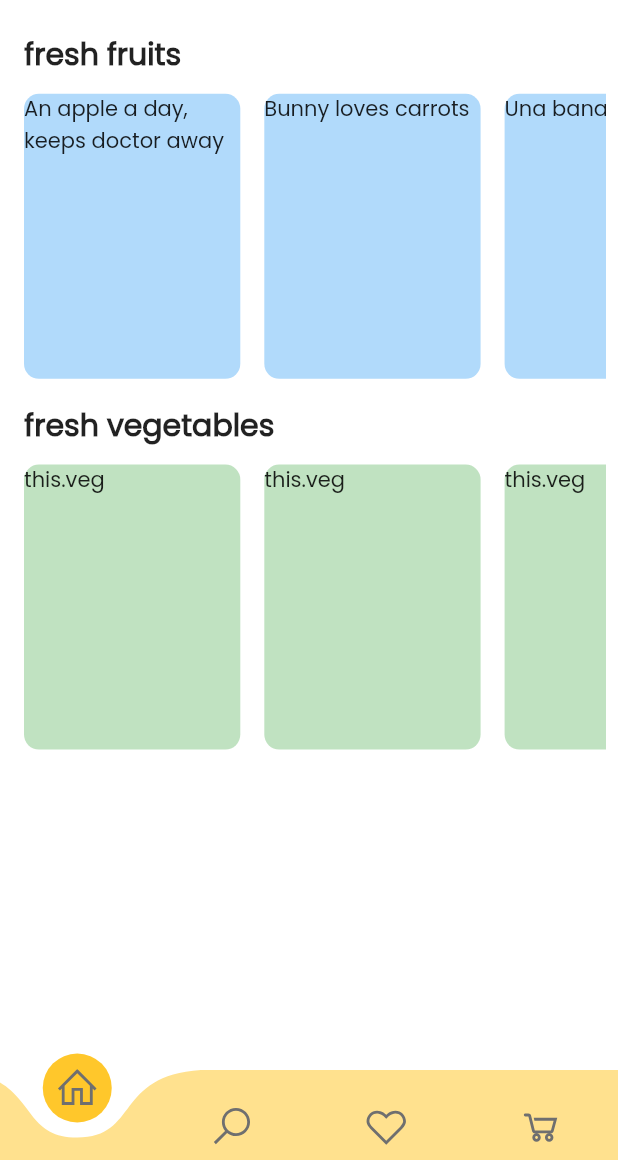
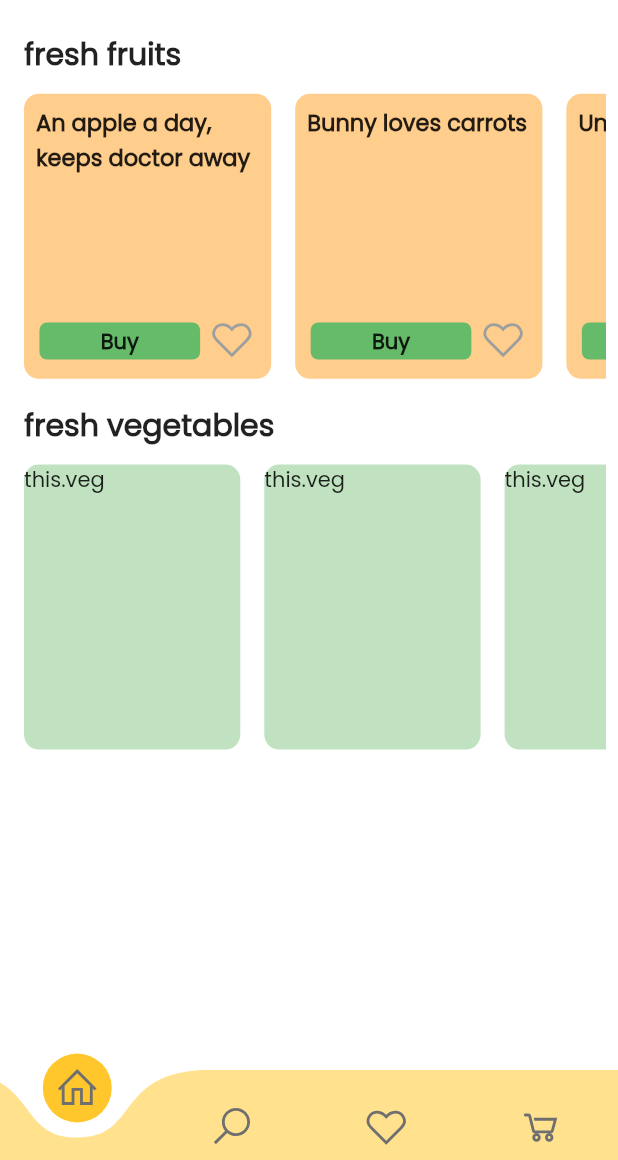
Before and after one commit to dwvicy/fruti, a Flutter app: the screen it shows after launch, swiped to page 2, on a phone screen of 412 x 824 dp, the part 76-1236 px from its top. Run offline on Flutter 3.47's test engine with Material 2 defaults, Android fonts, the phone set to English and light mode, and no system bars; drawn by our look-alikes of curved_navigation_bar, like_button; our stand-ins replace carousel_slider, line_icons.

Commit message:
feat: buy buttons

```diff
--- a/lib/constants/fruitCard.dart
+++ b/lib/constants/fruitCard.dart
@@ -1,4 +1,7 @@
 import 'package:flutter/material.dart';
+import 'package:fruti/constants/AppTheme.dart';
+import 'package:like_button/like_button.dart';
+import 'package:line_icons/line_icons.dart';
 
 class FruitCard extends StatefulWidget {
   final String title;
@@ -17,13 +20,75 @@ class _FruitCardState extends State<FruitCard> {
       padding: const EdgeInsets.all(8.0),
       child: GestureDetector(
         onTap: () {
-          Navigator.pushNamed(context, '/fruit');
+          Navigator.pushNamed(context, '/');
         },
         child: Container(
-          width: MediaQuery.of(context).size.width * 0.35,
-          child: Text(widget.title),
+          width: MediaQuery.of(context).size.width * 0.4,
+          child: Stack(children: [
+            Padding(
+              padding: const EdgeInsets.all(8.0),
+              child: Text(
+                widget.title,
+                style: TextStyle(fontWeight: FontWeight.w600, fontSize: 15),
+              ),
+            ),
+            Positioned(
+              top: MediaQuery.of(context).size.height * 0.185,
+              left: MediaQuery.of(context).size.width * 0.025,
+              child: Container(
+                width: MediaQuery.of(context).size.width * 0.26,
+                height: MediaQuery.of(context).size.height * 0.03,
+                decoration: BoxDecoration(
+                    shape: BoxShape.rectangle,
+                    color: Colors.green[400],
+                    borderRadius: BorderRadius.circular(5)),
+                child: Padding(
+                    padding: const EdgeInsets.all(3.0),
+                    child: Text(
+                      'Buy',
+                      textAlign: TextAlign.center,
+                      style: TextStyle(fontWeight: FontWeight.bold),
+                    )),
+              ),
+            ),
+            Positioned(
+              top: MediaQuery.of(context).size.height * 0.18,
+              left: MediaQuery.of(context).size.width * 0.3,
+              child: LikeButton(
+                size: 30,
+                circleColor:
+                    CircleColor(start: AppTheme.lightYellow, end: Colors.pink),
+                bubblesColor: BubblesColor(
+                  dotPrimaryColor: Colors.pink,
+                  dotSecondaryColor: AppTheme.lightGreen,
+                ),
+                likeBuilder: (bool isLiked) {
+                  return Icon(
+                    LineIcons.heart,
+                    color: isLiked ? Colors.pink : Colors.grey,
+                    size: 30,
+                  );
+                },
+                countBuilder: (int count, bool isLiked, String text) {
+                  var color = isLiked ? Colors.deepPurpleAccent : Colors.grey;
+                  Widget result;
+                  if (count == 0) {
+                    result = Text(
+                      "love",
+                      style: TextStyle(color: Colors.black),
+                    );
+                  } else
+                    result = Text(
+                      text,
+                      style: TextStyle(color: color),
+                    );
+                  return result;
+                },
+              ),
+            )
+          ]),
           decoration: BoxDecoration(
-              color: Colors.blue[200].withOpacity(0.7),
+              color: Colors.orangeAccent[200].withOpacity(0.6),
               borderRadius: BorderRadius.circular(10)),
         ),
       ),
--- a/pubspec.yaml
+++ b/pubspec.yaml
@@ -22,6 +22,7 @@ environment:
 
 dependencies:
   carousel_slider: ^2.3.1
+  like_button: ^1.0.4
   curved_navigation_bar: ^0.3.7
   line_icons: ^0.2.0
   flutter:
```
Also changed, not shown: pubspec.lock.
